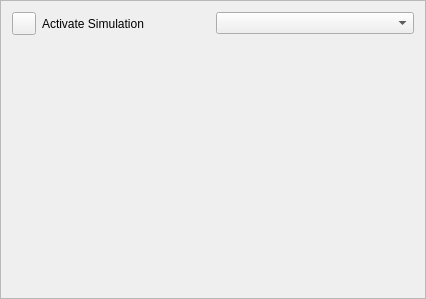
First picture: the form in plugins/simulation/dmzMBRAPluginNASimulateForm.ui, repository dmzgroup/mbra, before the edit.
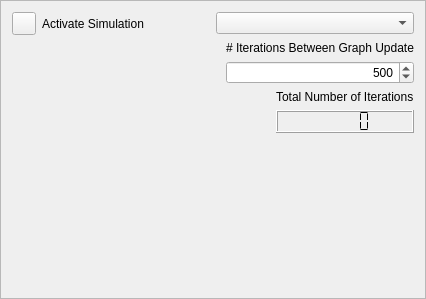
Second picture: the form after the edit.

```diff
--- a/plugins/simulation/dmzMBRAPluginNASimulateForm.ui
+++ b/plugins/simulation/dmzMBRAPluginNASimulateForm.ui
@@ -41,6 +41,94 @@
      </item>
     </layout>
    </item>
+   <item>
+    <layout class="QHBoxLayout" name="horizontalLayout_3">
+     <item>
+      <spacer name="horizontalSpacer_2">
+       <property name="orientation">
+        <enum>Qt::Horizontal</enum>
+       </property>
+       <property name="sizeHint" stdset="0">
+        <size>
+         <width>40</width>
+         <height>20</height>
+        </size>
+       </property>
+      </spacer>
+     </item>
+     <item>
+      <layout class="QVBoxLayout" name="verticalLayout_2">
+       <item>
+        <widget class="QLabel" name="label">
+         <property name="text">
+          <string># Iterations Between Graph Update</string>
+         </property>
+        </widget>
+       </item>
+       <item>
+        <widget class="QSpinBox" name="updateDelayBox">
+         <property name="alignment">
+          <set>Qt::AlignRight|Qt::AlignTrailing|Qt::AlignVCenter</set>
+         </property>
+         <property name="accelerated">
+          <bool>true</bool>
+         </property>
+         <property name="keyboardTracking">
+          <bool>true</bool>
+         </property>
+         <property name="minimum">
+          <number>1</number>
+         </property>
+         <property name="maximum">
+          <number>10000</number>
+         </property>
+         <property name="singleStep">
+          <number>10</number>
+         </property>
+         <property name="value">
+          <number>500</number>
+         </property>
+        </widget>
+       </item>
+      </layout>
+     </item>
+    </layout>
+   </item>
+   <item>
+    <layout class="QHBoxLayout" name="horizontalLayout_4">
+     <item>
+      <spacer name="horizontalSpacer">
+       <property name="orientation">
+        <enum>Qt::Horizontal</enum>
+       </property>
+       <property name="sizeHint" stdset="0">
+        <size>
+         <width>40</width>
+         <height>20</height>
+        </size>
+       </property>
+      </spacer>
+     </item>
+     <item>
+      <layout class="QVBoxLayout" name="verticalLayout_3">
+       <item>
+        <widget class="QLabel" name="label_2">
+         <property name="text">
+          <string>Total Number of Iterations</string>
+         </property>
+        </widget>
+       </item>
+       <item>
+        <widget class="QLCDNumber" name="iterationTotal">
+         <property name="segmentStyle">
+          <enum>QLCDNumber::Flat</enum>
+         </property>
+        </widget>
+       </item>
+      </layout>
+     </item>
+    </layout>
+   </item>
    <item>
     <spacer name="verticalSpacer">
      <property name="orientation">
```
